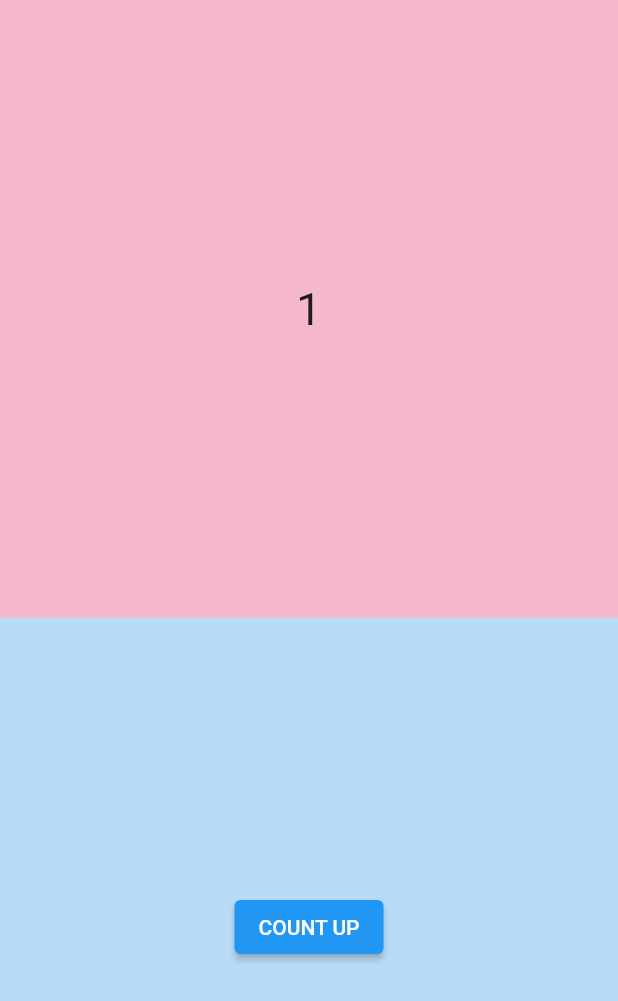
After one commit to 3bugs/flutter_food_20221016, a Flutter app: the CounterPage screen opened directly, after a tap on "COUNT UP", on a phone screen of 412 x 824 dp. The commit adds this screen. Shown: the top 1001 px of the screen. Run offline on Flutter 3.47's test engine with Material 2 defaults, Android fonts, the phone set to English and light mode, and no system bars; network calls fail.

Commit message:
Add counter example to demonstrate state management

```diff
--- a/lib/main.dart
+++ b/lib/main.dart
@@ -1,4 +1,5 @@
 import 'package:flutter/material.dart';
+import 'package:flutter_food_20221016/pages/counter/counter_page.dart';
 import 'package:flutter_food_20221016/pages/food_list/food_list_page.dart';
 
 void main() {
--- /dev/null
+++ b/lib/pages/counter/counter.dart
@@ -0,0 +1,10 @@
+import 'package:flutter/material.dart';
+
+class Counter extends ChangeNotifier {
+  var value = 0;
+
+  void incrementValue() {
+    value++;
+    notifyListeners();
+  }
+}
--- /dev/null
+++ b/lib/pages/counter/counter_page.dart
@@ -0,0 +1,80 @@
+import 'package:flutter/material.dart';
+import 'package:flutter_food_20221016/pages/counter/counter.dart';
+import 'package:provider/provider.dart';
+
+class CounterPage extends StatefulWidget {
+  const CounterPage({Key? key}) : super(key: key);
+
+  @override
+  _CounterPageState createState() => _CounterPageState();
+}
+
+class _CounterPageState extends State<CounterPage> {
+  @override
+  Widget build(BuildContext context) {
+    return Scaffold(
+      body: ChangeNotifierProvider(
+        create: (context) => Counter(),
+        child: Column(
+          children: const [
+            Expanded(
+              child: TopPanel(),
+            ),
+            Expanded(
+              child: BottomPanel(),
+            ),
+          ],
+        ),
+      ),
+    );
+  }
+}
+
+class TopPanel extends StatefulWidget {
+  const TopPanel({Key? key}) : super(key: key);
+
+  @override
+  _TopPanelState createState() => _TopPanelState();
+}
+
+class _TopPanelState extends State<TopPanel> {
+  @override
+  Widget build(BuildContext context) {
+    return Consumer<Counter>(
+      builder: (context, counter, child) {
+        return Container(
+          color: Colors.pink.withOpacity(0.3),
+          child: Center(
+            child: Text(
+              counter.value.toString(),
+              style: TextStyle(fontSize: 30.0),
+            ),
+          ),
+        );
+      },
+    );
+  }
+}
+
+class BottomPanel extends StatefulWidget {
+  const BottomPanel({Key? key}) : super(key: key);
+
+  @override
+  _BottomPanelState createState() => _BottomPanelState();
+}
+
+class _BottomPanelState extends State<BottomPanel> {
+  @override
+  Widget build(BuildContext context) {
+    return Container(
+      color: Colors.blue.withOpacity(0.3),
+      child: Center(
+          child: ElevatedButton(
+            onPressed: () {
+              Provider.of<Counter>(context, listen: false).incrementValue();
+            },
+            child: const Text('COUNT UP'),
+          )),
+    );
+  }
+}
--- a/pubspec.yaml
+++ b/pubspec.yaml
@@ -35,6 +35,7 @@ dependencies:
   # Use with the CupertinoIcons class for iOS style icons.
   cupertino_icons: ^1.0.2
   http: ^0.13.5
+  provider: ^6.0.4
 
 dev_dependencies:
   flutter_test:
```
Also changed, not shown: pubspec.lock.
